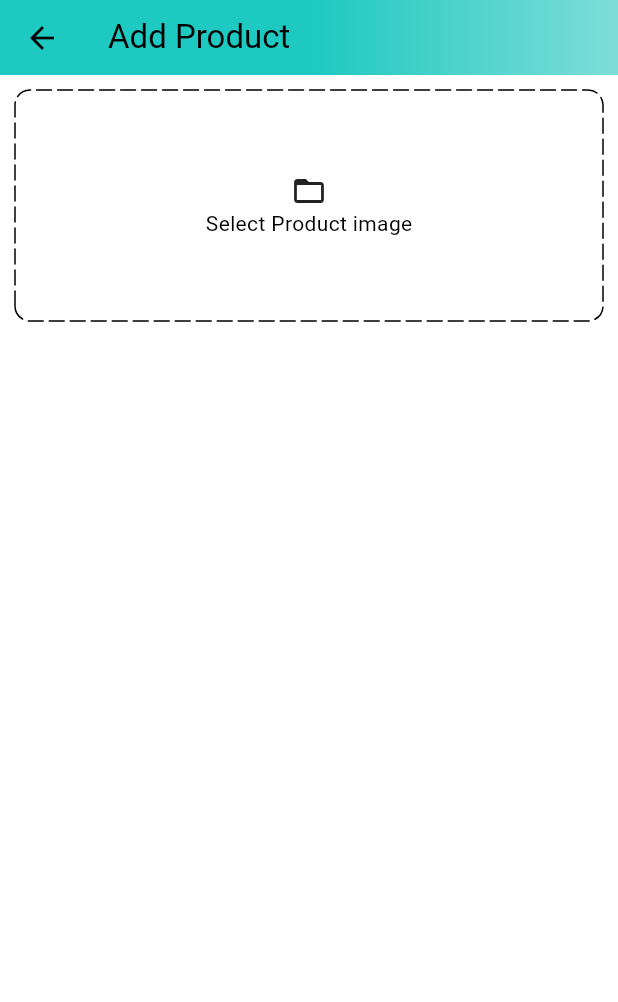
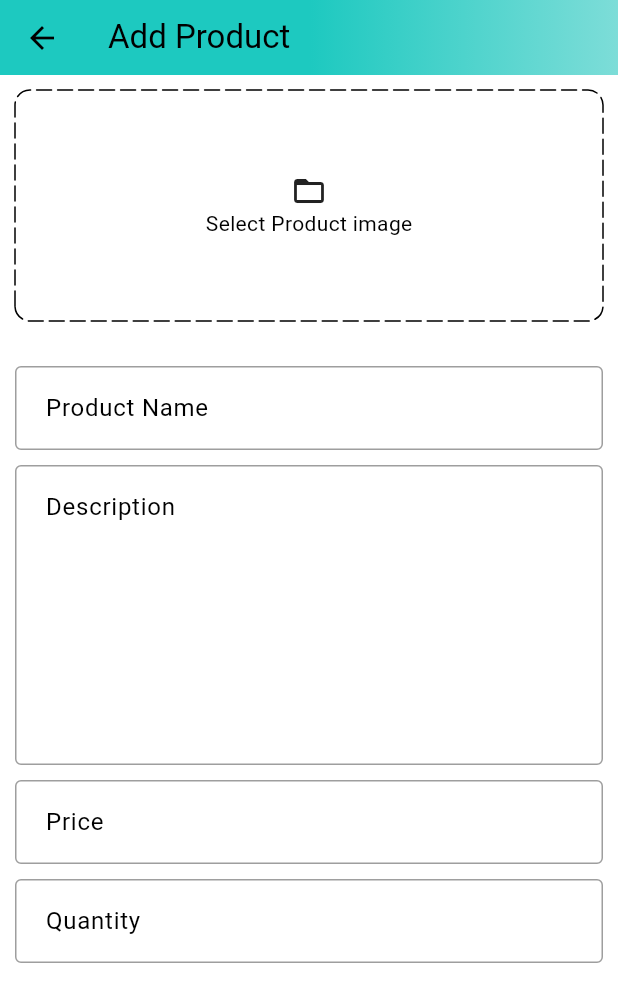
Before and after one commit to nashvak/amazone_clone_node, a Flutter app: the AddProductScreen screen opened by its route, on a phone screen of 412 x 824 dp. Shown: the top 1002 px of the screen. Run offline on Flutter 3.47's test engine with Material 3 defaults, Android fonts, the phone set to English and light mode, and no system bars; drawn by our look-alikes of dotted_border; our stand-ins replace carousel_slider, shared_preferences; accounts and stored records are empty; statements that could not run were skipped.

Commit message:
form textfield added

```diff
--- a/lib/admin_panel/screens/add_product_screen.dart
+++ b/lib/admin_panel/screens/add_product_screen.dart
@@ -1,4 +1,5 @@
 import 'package:dotted_border/dotted_border.dart';
+import 'package:ecommerce_app/common/custom_textfield.dart';
 import 'package:flutter/material.dart';
 
 import '../../constants/global_variables.dart';
@@ -12,6 +13,22 @@ class AddProductScreen extends StatefulWidget {
 }
 
 class _AddProductScreenState extends State<AddProductScreen> {
+  TextEditingController nameController = TextEditingController();
+  TextEditingController descriptionController = TextEditingController();
+
+  TextEditingController quantityController = TextEditingController();
+
+  TextEditingController priceController = TextEditingController();
+
+  @override
+  void dispose() {
+    super.dispose();
+    nameController.dispose();
+    descriptionController.dispose();
+    quantityController.dispose();
+    priceController.dispose();
+  }
+
   @override
   Widget build(BuildContext context) {
     return Scaffold(
@@ -59,6 +76,35 @@ class _AddProductScreenState extends State<AddProductScreen> {
                     ),
                   ),
                 ),
+                SizedBox(
+                  height: 30,
+                ),
+                CustomTextField(
+                    controller: nameController, hintText: ' Product Name'),
+                SizedBox(
+                  height: 10,
+                ),
+                CustomTextField(
+                  controller: descriptionController,
+                  hintText: ' Description',
+                  maxLines: 7,
+                ),
+                SizedBox(
+                  height: 10,
+                ),
+                CustomTextField(
+                    controller: priceController, hintText: ' Price'),
+                SizedBox(
+                  height: 10,
+                ),
+                CustomTextField(
+                    controller: quantityController, hintText: ' Quantity'),
+                SizedBox(
+                  height: 10,
+                ),
+                SizedBox(
+                  width: ,
+                )
               ],
             ),
           ),
```
